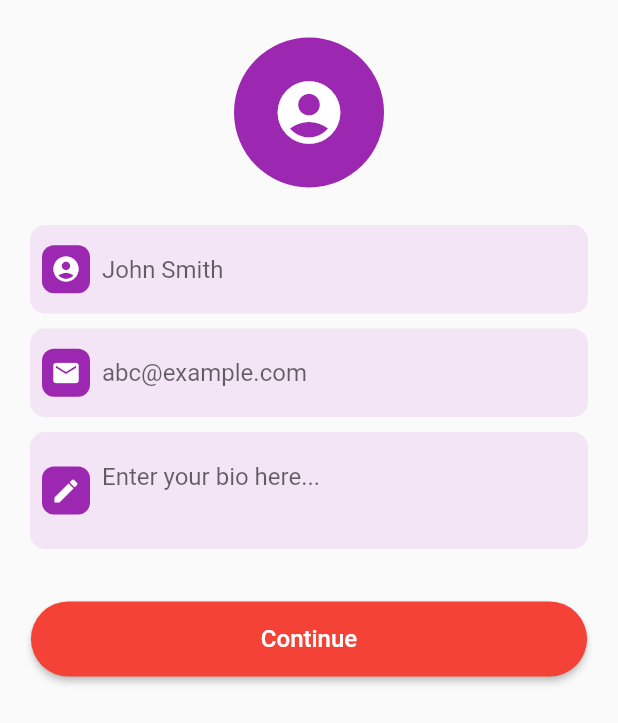
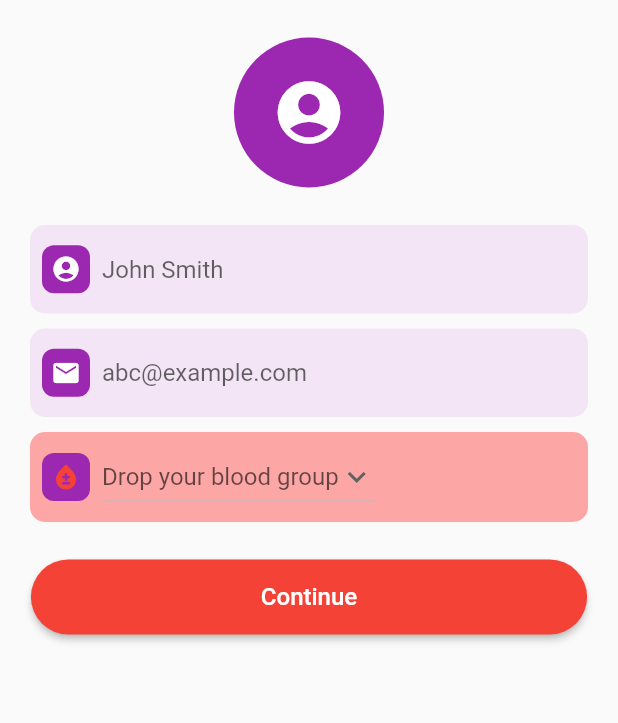
Before and after one commit to zahid2873/bdonner, a Flutter app: the UserInformationScreen screen opened directly, on a phone screen of 412 x 824 dp. Shown: the top 723 px of the screen. Run offline on Flutter 3.47's test engine with Material 2 defaults, Android fonts, the phone set to English and light mode, and no system bars; our stand-ins replace cloud_firestore, country_picker, firebase_auth, firebase_core, fluttertoast, image_picker and 2 more; accounts and stored records are empty.

Commit message:
update in user model

```diff
--- /dev/null
+++ b/lib/model/date_model.dart
@@ -0,0 +1,34 @@
+import 'package:cloud_firestore/cloud_firestore.dart';
+
+const String dateFieldTimestamp='timestamp';
+const String dateFieldDay='day';
+const String dateFieldMonth='month';
+const String dateFieldYear='year';
+
+class DateModel{
+  Timestamp timestamp;
+  num day,month,year;
+
+  DateModel({
+    required this.timestamp,
+    required  this.day,
+    required this.month,
+    required this.year,
+  });
+
+  Map<String,dynamic>toMap(){
+    return <String,dynamic>{
+      dateFieldTimestamp:timestamp,
+      dateFieldDay:day,
+      dateFieldMonth:month,
+      dateFieldYear:year,
+    };
+  }
+
+  factory DateModel.fromMap(Map<String,dynamic>map)=>DateModel(
+    timestamp: map[dateFieldTimestamp],
+    day: map[dateFieldDay],
+    month:map[dateFieldMonth],
+    year: map[dateFieldYear],
+  );
+}
--- a/lib/model/user_model.dart
+++ b/lib/model/user_model.dart
@@ -1,20 +1,34 @@
+import 'date_model.dart';
+
 class UserModel {
   String name;
   String email;
-  String bio;
+  String ? bio;
   String profilePic;
   String createdAt;
   String phoneNumber;
   String uid;
+  String bloodGroup;
+  DateModel ? dateModel;
+  String ? location;
+  String ? additionalPhoneNumber;
+  int ? numOfBloodDonation;
 
   UserModel({
     required this.name,
     required this.email,
-    required this.bio,
+     this.bio,
     required this.profilePic,
     required this.createdAt,
     required this.phoneNumber,
     required this.uid,
+     this.dateModel,
+    required this.bloodGroup,
+     this.location,
+    this.additionalPhoneNumber,
+    this.numOfBloodDonation
+
+
   });
 
   // from map
@@ -27,6 +41,12 @@ class UserModel {
       phoneNumber: map['phoneNumber'] ?? '',
       createdAt: map['createdAt'] ?? '',
       profilePic: map['profilePic'] ?? '',
+      dateModel: map['dateModel'] ?? '',
+      bloodGroup: map['bloodGroup'] ?? '',
+      location: map['additionalPhoneNumber'] ?? '',
+      additionalPhoneNumber: map['additionalPhoneNumber'] ?? '',
+      numOfBloodDonation: map['numOfBloodDonation'] ?? '',
+
     );
   }
 
@@ -40,6 +60,11 @@ class UserModel {
       "profilePic": profilePic,
       "phoneNumber": phoneNumber,
       "createdAt": createdAt,
+      "dateModel": dateModel,
+      "bloodGroup":bloodGroup,
+      "additionalPhoneNumber":additionalPhoneNumber,
+      "numOfBloodDonation":numOfBloodDonation,
+
     };
   }
 }
--- a/lib/pages/user_information_screen.dart
+++ b/lib/pages/user_information_screen.dart
@@ -25,14 +25,24 @@ class _UserInformationScreenState extends State<UserInformationScreen> {
   File? image;
   final nameController = TextEditingController();
   final emailController = TextEditingController();
-  final bioController = TextEditingController();
+  var  bloodGroupController ;
+  var _bloodGroup = [
+    "A(+ve)",
+    "B(+ve)",
+    "O(+ve)",
+    "AB(+ve)",
+    "A(-ve)",
+    "B(-ve)",
+    "O(-ve)",
+    "AB(-ve)"
+  ];
 
   @override
   void dispose() {
     super.dispose();
     nameController.dispose();
     emailController.dispose();
-    bioController.dispose();
+    //bloodGroupController.dispose();
   }
 
   // for selecting image
@@ -102,12 +112,58 @@ class _UserInformationScreenState extends State<UserInformationScreen> {
                       ),
 
                       // bio
-                      textFeld(
-                        hintText: "Enter your bio here...",
-                        icon: Icons.edit,
-                        inputType: TextInputType.name,
-                        maxLines: 2,
-                        controller: bioController,
+                      // textFeld(
+                      //   hintText: "Enter your bio here...",
+                      //   icon: Icons.edit,
+                      //   inputType: TextInputType.name,
+                      //   maxLines: 2,
+                      //   controller: bloodGroupController,
+                      // ),
+                      Container(
+                        //padding: EdgeInsets.only(left: 10),
+                       decoration: BoxDecoration(
+                         color: Colors.redAccent.withOpacity(0.5),
+                         borderRadius: BorderRadius.circular(10)
+                       ),
+                        height: 60,
+                        width: double.infinity,
+                        child: Row(
+                          children: [
+                            Container(
+                        margin: const EdgeInsets.all(8.0),
+                        padding: EdgeInsets.all(6),
+                        //height: 20,
+                        //width: 20,
+                        decoration: BoxDecoration(
+                            borderRadius: BorderRadius.circular(8),
+                            color: Colors.purple,),
+                                child: Icon(Icons.bloodtype,color: Colors.red,size: 20,)),
+                            DropdownButton(
+
+                              // Initial Value
+                              value: bloodGroupController,
+                              hint: Text('Drop your blood group'),
+
+                              // Down Arrow Icon
+                              icon: const Icon(Icons.keyboard_arrow_down),
+
+                              // Array list of items
+                              items: _bloodGroup.map((String items) {
+                                return DropdownMenuItem(
+                                  value: items,
+                                  child: Text(items,style: TextStyle(fontSize: 14),),
+                                );
+                              }).toList(),
+                              // After selecting the desired option,it will
+                              // change button value to selected value
+                              onChanged: (newValue) {
+                                setState(() {
+                                  bloodGroupController = newValue!;
+                                });
+                              },
+                            ),
+                          ],
+                        ),
                       ),
                     ],
                   ),
@@ -184,11 +240,12 @@ class _UserInformationScreenState extends State<UserInformationScreen> {
     UserModel userModel = UserModel(
       name: nameController.text.trim(),
       email: emailController.text.trim(),
-      bio: bioController.text.trim(),
+      bloodGroup: bloodGroupController,
       profilePic: "",
       createdAt: "",
       phoneNumber: "",
       uid: "",
+
     );
     if (image != null) {
       ap.saveUserDataToFirebase(
--- a/lib/provider/auth_provider.dart
+++ b/lib/provider/auth_provider.dart
@@ -158,6 +158,7 @@ class AuthProvider extends ChangeNotifier {
         uid: snapshot['uid'],
         profilePic: snapshot['profilePic'],
         phoneNumber: snapshot['phoneNumber'],
+        bloodGroup: snapshot['bloodGroup']
       );
       _uid = userModel.uid;
     });
```
